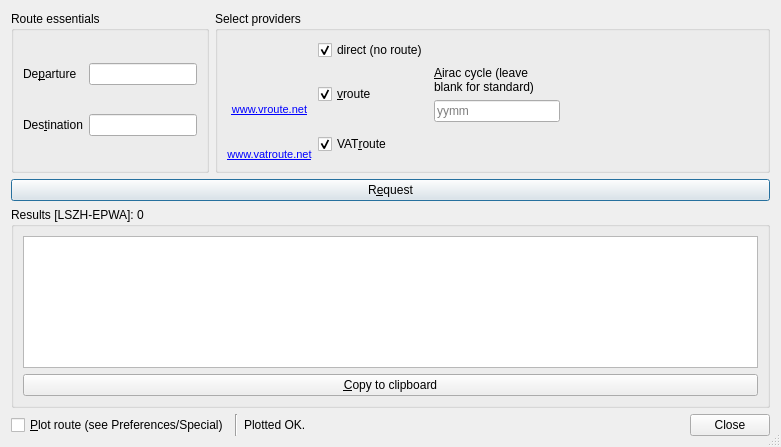
Before: the Qt Designer form trunk/QuteScoop/src/PlanFlightDialog.ui in qutescoop/qutescoop, drawn with Qt 5.
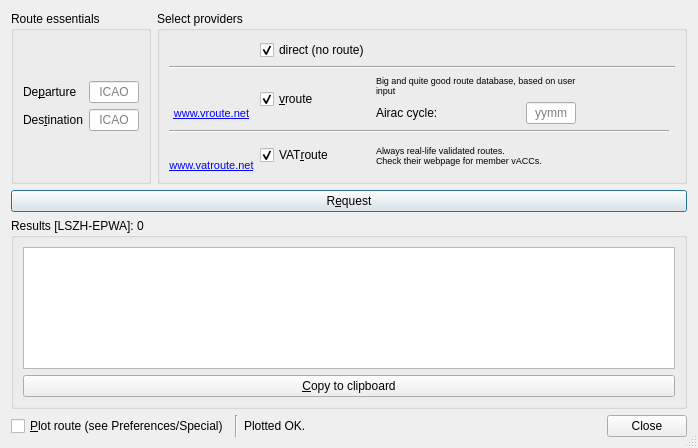
After: the same form once the commit is applied. Icons and pictures are not drawn.

Commit message: some new stuff: * output debug to 'log.txt' * added styleSheet support * brought back "Show all routes" * lightColors.ini holds a lighter colorscheme * Some new texts in menus and in windows * README had old info. Changed to README.html and gets now dynamically loaded

What changed in the file:
```diff
--- a/trunk/QuteScoop/src/PlanFlightDialog.ui
+++ b/trunk/QuteScoop/src/PlanFlightDialog.ui
@@ -6,8 +6,8 @@
    <rect>
     <x>0</x>
     <y>0</y>
-    <width>781</width>
-    <height>447</height>
+    <width>698</width>
+    <height>448</height>
    </rect>
   </property>
   <property name="windowTitle">
@@ -29,7 +29,7 @@
         <string>Route essentials</string>
        </property>
        <layout class="QGridLayout" name="gridLayout_2">
-        <item row="0" column="0">
+        <item row="1" column="0">
          <widget class="QLabel" name="lblDep">
           <property name="text">
            <string>De&amp;parture</string>
@@ -39,14 +39,26 @@
           </property>
          </widget>
         </item>
-        <item row="0" column="3">
+        <item row="1" column="3">
          <widget class="QLineEdit" name="edDep">
+          <property name="maximumSize">
+           <size>
+            <width>50</width>
+            <height>16777215</height>
+           </size>
+          </property>
           <property name="maxLength">
            <number>4</number>
           </property>
+          <property name="alignment">
+           <set>Qt::AlignCenter</set>
+          </property>
+          <property name="placeholderText">
+           <string>ICAO</string>
+          </property>
          </widget>
         </item>
-        <item row="1" column="0">
+        <item row="2" column="0">
          <widget class="QLabel" name="lblDest">
           <property name="text">
            <string>Des&amp;tination</string>
@@ -56,13 +68,51 @@
           </property>
          </widget>
         </item>
-        <item row="1" column="3">
+        <item row="2" column="3">
          <widget class="QLineEdit" name="edDest">
+          <property name="maximumSize">
+           <size>
+            <width>50</width>
+            <height>16777215</height>
+           </size>
+          </property>
           <property name="maxLength">
            <number>4</number>
           </property>
+          <property name="alignment">
+           <set>Qt::AlignCenter</set>
+          </property>
+          <property name="placeholderText">
+           <string>ICAO</string>
+          </property>
          </widget>
         </item>
+        <item row="3" column="0">
+         <spacer name="verticalSpacer">
+          <property name="orientation">
+           <enum>Qt::Vertical</enum>
+          </property>
+          <property name="sizeHint" stdset="0">
+           <size>
+            <width>20</width>
+            <height>40</height>
+           </size>
+          </property>
+         </spacer>
+        </item>
+        <item row="0" column="0">
+         <spacer name="verticalSpacer_2">
+          <property name="orientation">
+           <enum>Qt::Vertical</enum>
+          </property>
+          <property name="sizeHint" stdset="0">
+           <size>
+            <width>20</width>
+            <height>40</height>
+           </size>
+          </property>
+         </spacer>
+        </item>
        </layout>
       </widget>
      </item>
@@ -70,7 +120,7 @@
       <widget class="QGroupBox" name="groupBox_2">
        <property name="sizePolicy">
         <sizepolicy hsizetype="Preferred" vsizetype="Preferred">
-         <horstretch>5</horstretch>
+         <horstretch>2</horstretch>
          <verstretch>0</verstretch>
         </sizepolicy>
        </property>
@@ -78,126 +128,6 @@
         <string>Select providers</string>
        </property>
        <layout class="QGridLayout" name="gridLayout">
-        <item row="0" column="2">
-         <widget class="QCheckBox" name="cbGenerated">
-          <property name="text">
-           <string>direct (no route)</string>
-          </property>
-          <property name="checked">
-           <bool>true</bool>
-          </property>
-         </widget>
-        </item>
-        <item row="14" column="2">
-         <widget class="QCheckBox" name="cbVatroute">
-          <property name="text">
-           <string>VAT&amp;route</string>
-          </property>
-          <property name="checked">
-           <bool>true</bool>
-          </property>
-         </widget>
-        </item>
-        <item row="6" column="2">
-         <widget class="QCheckBox" name="cbVroute">
-          <property name="text">
-           <string>&amp;vroute</string>
-          </property>
-          <property name="checked">
-           <bool>true</bool>
-          </property>
-         </widget>
-        </item>
-        <item row="6" column="4">
-         <layout class="QVBoxLayout" name="verticalLayout_3">
-          <item>
-           <widget class="QLabel" name="lblAirac">
-            <property name="text">
-             <string>&amp;Airac cycle (leave blank for standard)</string>
-            </property>
-            <property name="wordWrap">
-             <bool>true</bool>
-            </property>
-            <property name="buddy">
-             <cstring>edCycle</cstring>
-            </property>
-           </widget>
-          </item>
-          <item>
-           <widget class="QLineEdit" name="edCycle">
-            <property name="maxLength">
-             <number>4</number>
-            </property>
-            <property name="placeholderText">
-             <string>yymm</string>
-            </property>
-           </widget>
-          </item>
-         </layout>
-        </item>
-        <item row="0" column="5">
-         <widget class="QLabel" name="lblGeneratedStatus">
-          <property name="sizePolicy">
-           <sizepolicy hsizetype="Preferred" vsizetype="Preferred">
-            <horstretch>2</horstretch>
-            <verstretch>0</verstretch>
-           </sizepolicy>
-          </property>
-          <property name="font">
-           <font>
-            <italic>true</italic>
-           </font>
-          </property>
-          <property name="text">
-           <string/>
-          </property>
-          <property name="wordWrap">
-           <bool>true</bool>
-          </property>
-         </widget>
-        </item>
-        <item row="6" column="5">
-         <widget class="QLabel" name="lblVrouteStatus">
-          <property name="sizePolicy">
-           <sizepolicy hsizetype="Preferred" vsizetype="Preferred">
-            <horstretch>2</horstretch>
-            <verstretch>0</verstretch>
-           </sizepolicy>
-          </property>
-          <property name="font">
-           <font>
-            <italic>true</italic>
-           </font>
-          </property>
-          <property name="text">
-           <string/>
-          </property>
-          <property name="wordWrap">
-           <bool>true</bool>
-          </property>
-         </widget>
-        </item>
-        <item row="14" column="5">
-         <widget class="QLabel" name="lblVatrouteStatus">
-          <property name="sizePolicy">
-           <sizepolicy hsizetype="Preferred" vsizetype="Preferred">
-            <horstretch>2</horstretch>
-            <verstretch>0</verstretch>
-           </sizepolicy>
-          </property>
-          <property name="font">
-           <font>
-            <italic>true</italic>
-           </font>
-          </property>
-          <property name="text">
-           <string/>
-          </property>
-          <property name="wordWrap">
-           <bool>true</bool>
-          </property>
-         </widget>
-        </item>
         <item row="6" column="0">
          <layout class="QVBoxLayout" name="verticalLayout_5">
           <item>
@@ -269,6 +199,20 @@
           </item>
          </layout>
         </item>
+        <item row="7" column="0" colspan="4">
+         <widget class="Line" name="line_5">
+          <property name="orientation">
+           <enum>Qt::Horizontal</enum>
+          </property>
+         </widget>
+        </item>
+        <item row="1" column="0" colspan="5">
+         <widget class="Line" name="line_11">
+          <property name="orientation">
+           <enum>Qt::Horizontal</enum>
+          </property>
+         </widget>
+        </item>
         <item row="0" column="0">
          <widget class="QLabel" name="pixGenerated">
           <property name="text">
@@ -285,6 +229,173 @@
           </property>
          </widget>
         </item>
+        <item row="0" column="1">
+         <widget class="QCheckBox" name="cbGenerated">
+          <property name="text">
+           <string>direct (no route)</string>
+          </property>
+          <property name="checked">
+           <bool>true</bool>
+          </property>
+         </widget>
+        </item>
+        <item row="6" column="1">
+         <widget class="QCheckBox" name="cbVroute">
+          <property name="text">
+           <string>&amp;vroute</string>
+          </property>
+          <property name="checked">
+           <bool>true</bool>
+          </property>
+         </widget>
+        </item>
+        <item row="6" column="2">
+         <layout class="QVBoxLayout" name="verticalLayout_3">
+          <item>
+           <widget class="QLabel" name="lblAirac">
+            <property name="font">
+             <font>
+              <pointsize>7</pointsize>
+             </font>
+            </property>
+            <property name="text">
+             <string>Big and quite good route database, based on user input</string>
+            </property>
+            <property name="wordWrap">
+             <bool>true</bool>
+            </property>
+           </widget>
+          </item>
+          <item>
+           <layout class="QHBoxLayout" name="horizontalLayout_3">
+            <item>
+             <widget class="QLabel" name="label_2">
+              <property name="toolTip">
+               <string>Based on the given Airac (nav database) cycle. Leave blank for standard.</string>
+              </property>
+              <property name="text">
+               <string>Airac cycle:</string>
+              </property>
+              <property name="buddy">
+               <cstring>edCycle</cstring>
+              </property>
+             </widget>
+            </item>
+            <item>
+             <widget class="QLineEdit" name="edCycle">
+              <property name="maximumSize">
+               <size>
+                <width>50</width>
+                <height>44</height>
+               </size>
+              </property>
+              <property name="maxLength">
+               <number>4</number>
+              </property>
+              <property name="frame">
+               <bool>true</bool>
+              </property>
+              <property name="alignment">
+               <set>Qt::AlignCenter</set>
+              </property>
+              <property name="placeholderText">
+               <string>yymm</string>
+              </property>
+             </widget>
+            </item>
+           </layout>
+          </item>
+         </layout>
+        </item>
+        <item row="14" column="1">
+         <widget class="QCheckBox" name="cbVatroute">
+          <property name="text">
+           <string>VAT&amp;route</string>
+          </property>
+          <property name="checked">
+           <bool>true</bool>
+          </property>
+         </widget>
+        </item>
+        <item row="6" column="3">
+         <widget class="QLabel" name="lblVrouteStatus">
+          <property name="sizePolicy">
+           <sizepolicy hsizetype="Preferred" vsizetype="Preferred">
+            <horstretch>2</horstretch>
+            <verstretch>0</verstretch>
+           </sizepolicy>
+          </property>
+          <property name="font">
+           <font>
+            <italic>true</italic>
+           </font>
+          </property>
+          <property name="text">
+           <string/>
+          </property>
+          <property name="wordWrap">
+           <bool>true</bool>
+          </property>
+         </widget>
+        </item>
+        <item row="14" column="3">
+         <widget class="QLabel" name="lblVatrouteStatus">
+          <property name="sizePolicy">
+           <sizepolicy hsizetype="Preferred" vsizetype="Preferred">
+            <horstretch>2</horstretch>
+            <verstretch>0</verstretch>
+           </sizepolicy>
+          </property>
+          <property name="font">
+           <font>
+            <italic>true</italic>
+           </font>
+          </property>
+          <property name="text">
+           <string/>
+          </property>
+          <property name="wordWrap">
+           <bool>true</bool>
+          </property>
+         </widget>
+        </item>
+        <item row="0" column="3">
+         <widget class="QLabel" name="lblGeneratedStatus">
+          <property name="sizePolicy">
+           <sizepolicy hsizetype="Preferred" vsizetype="Preferred">
+            <horstretch>2</horstretch>
+            <verstretch>0</verstretch>
+           </sizepolicy>
+          </property>
+          <property name="font">
+           <font>
+            <italic>true</italic>
+           </font>
+          </property>
+          <property name="text">
+           <string/>
+          </property>
+          <property name="wordWrap">
+           <bool>true</bool>
+          </property>
+         </widget>
+        </item>
+        <item row="14" column="2">
+         <widget class="QLabel" name="label">
+          <property name="font">
+           <font>
+            <pointsize>7</pointsize>
+           </font>
+          </property>
+          <property name="text">
+           <string>Always real-life validated routes. 
+Check their webpage for member vACCs.</string>
+          </property>
+          <property name="wordWrap">
+           <bool>true</bool>
+          </property>
+         </widget>
+        </item>
        </layout>
       </widget>
      </item>
```
Left out of the diff: 82 changed lines with no effect on the pictures. The commit also changes 29 other files.
